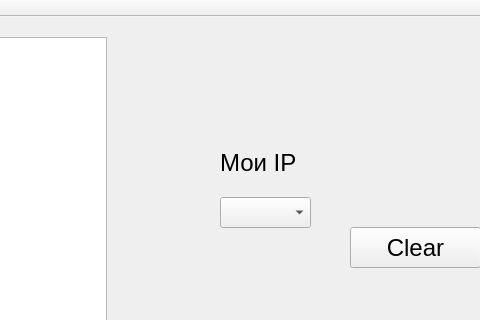
Above: mainwindow.ui from stepankolchin/multiUserChat before the change; both pictures show x 840 to 1320 and y 0 to 320 of the 1320 by 723 pixel window. Below: the same form after it.
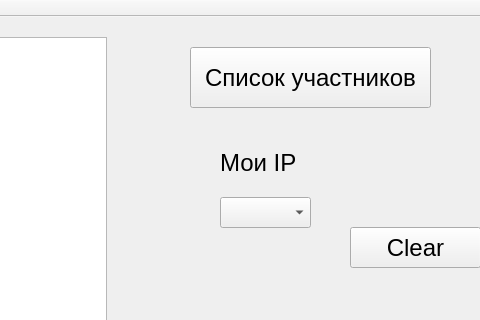
That is the form after the change.

```diff
--- a/mainwindow.ui
+++ b/mainwindow.ui
@@ -277,6 +277,19 @@
      <string>Вместительность сервера</string>
     </property>
    </widget>
+   <widget class="QPushButton" name="pushButton_Member_List">
+    <property name="geometry">
+     <rect>
+      <x>1030</x>
+      <y>30</y>
+      <width>241</width>
+      <height>61</height>
+     </rect>
+    </property>
+    <property name="text">
+     <string>Список участников</string>
+    </property>
+   </widget>
   </widget>
   <widget class="QMenuBar" name="menuBar">
    <property name="geometry">
```
Left out of the diff: 2 changed lines with no effect on the pictures.
